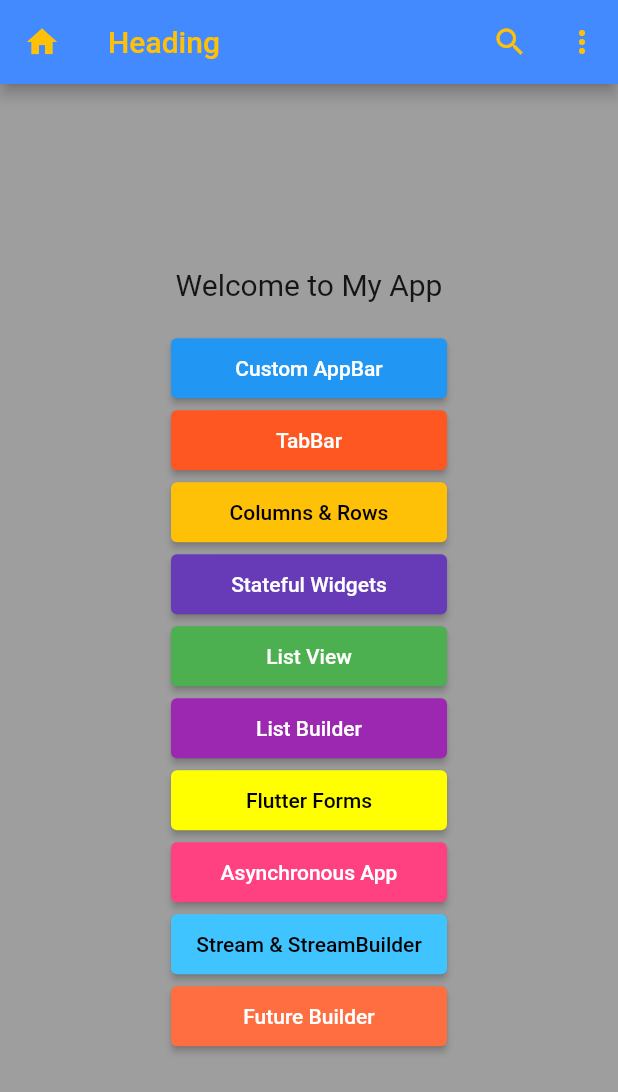
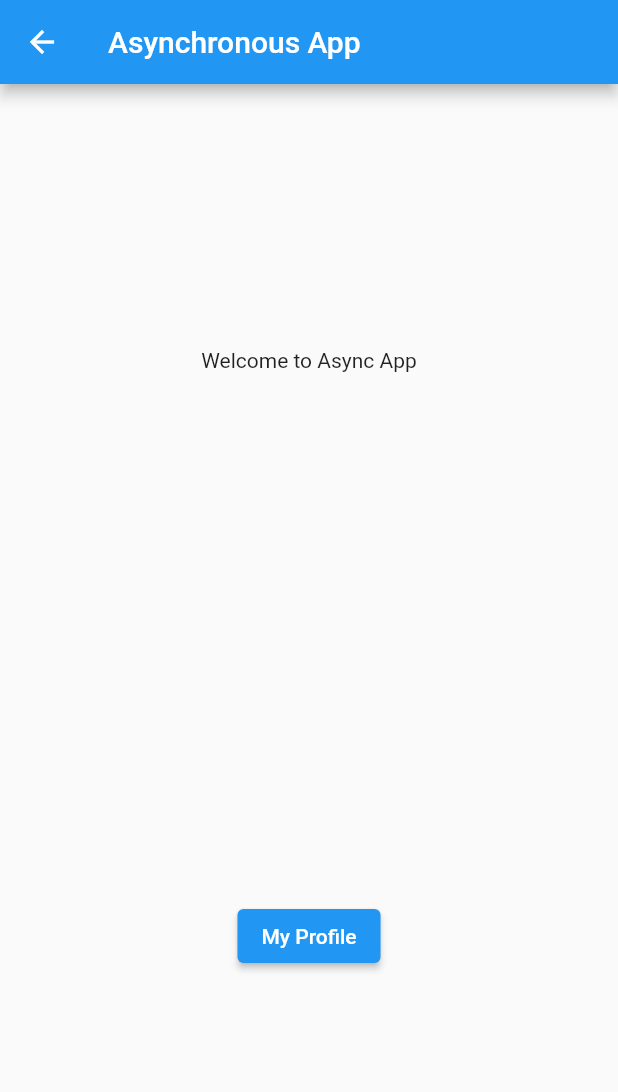
Before and after one commit to PoornaSenadheera100/Flutter-Fundamentals, a Flutter app: the screen it shows after launch, after a tap on "Asynchronous App", on a phone screen of 412 x 824 dp. Shown: the top 1092 px of the screen. Run offline on Flutter 3.47's test engine with Material 2 defaults, Android fonts, the phone set to English and light mode, and no system bars.

Commit message:
Designed the basic design

```diff
--- /dev/null
+++ b/lib/screens/async_app_screen1.dart
@@ -0,0 +1,26 @@
+import 'package:flutter/material.dart';
+import 'package:flutter_fundamentals/screens/async_app_screen2.dart';
+
+class AsyncAppScreen1 extends StatelessWidget {
+  const AsyncAppScreen1({super.key});
+
+  @override
+  Widget build(BuildContext context) {
+    return Scaffold(
+      appBar: AppBar(
+        title: Text("Asynchronous App"),
+      ),
+      body: Center(
+        child: Column(
+          mainAxisAlignment: MainAxisAlignment.spaceAround,
+          children: [
+            Text("Welcome to Async App"),
+            ElevatedButton(onPressed: () {
+              Navigator.of(context).push(MaterialPageRoute(builder: (BuildContext context)=>AsyncAppScreen2()));
+            }, child: Text("My Profile")),
+          ],
+        ),
+      ),
+    );
+  }
+}
--- a/lib/screens/menu_screen.dart
+++ b/lib/screens/menu_screen.dart
@@ -1,4 +1,5 @@
 import 'package:flutter/material.dart';
+import 'package:flutter_fundamentals/screens/async_app_screen1.dart';
 import 'package:flutter_fundamentals/screens/columns_rows_screen.dart';
 import 'package:flutter_fundamentals/screens/custom_app_bar_screen.dart';
 import 'package:flutter_fundamentals/screens/flutter_forms_screen1.dart';
@@ -137,7 +138,9 @@ class MenuScreen extends StatelessWidget {
               child: const Text("Flutter Forms", style: TextStyle(color: Colors.black),),
             ),
             ElevatedButton(
-              onPressed: () {},
+              onPressed: () {
+                Navigator.of(context).push(MaterialPageRoute(builder: (BuildContext context)=>AsyncAppScreen1()));
+              },
               style: ButtonStyle(
                 minimumSize: MaterialStateProperty.resolveWith(
                         (states) => const Size(184.0, 40.0)),
```
Also changed, not shown: lib/screens/async_app_screen2.dart (added, +44 -0 lines).
